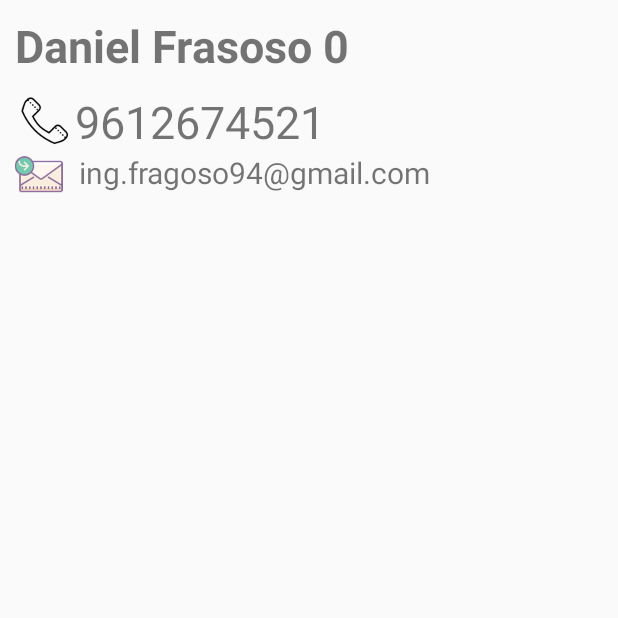
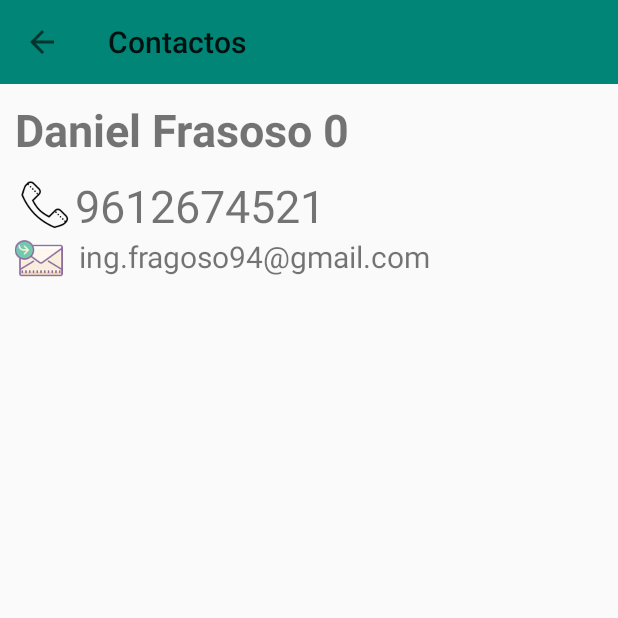
Before and after one commit to fragoso94/Contactos, an Android app: the screen it shows after launch (DetalleContacto), after a tap on an icon or button, on a phone screen of 412 x 824 dp, the top half of it. Run offline under Robolectric (Android 15) with nearby library versions, the light colour scheme and no system bars.

Commit message:
1. Se agrego el tolbar y el upButton en la activity de detalle

```diff
--- a/app/src/main/AndroidManifest.xml
+++ b/app/src/main/AndroidManifest.xml
@@ -18,7 +18,11 @@
                 <category android:name="android.intent.category.LAUNCHER" />
             </intent-filter>
         </activity>
-        <activity android:name=".DetalleContacto"></activity>
+        <activity android:name=".DetalleContacto">
+            <meta-data
+                android:name="android.support.PARENT_ACTIVITY"
+                android:value=".MainActivity" />
+        </activity>
     </application>
 
 </manifest>
--- a/app/src/main/java/com/example/bacha/contactos/DetalleContacto.java
+++ b/app/src/main/java/com/example/bacha/contactos/DetalleContacto.java
@@ -7,8 +7,10 @@ import android.net.Uri;
 import android.os.Build;
 import android.support.annotation.NonNull;
 import android.support.v4.app.ActivityCompat;
+import android.support.v7.app.ActionBar;
 import android.support.v7.app.AppCompatActivity;
 import android.os.Bundle;
+import android.support.v7.widget.Toolbar;
 import android.view.KeyEvent;
 import android.view.View;
 import android.widget.TextView;
@@ -34,7 +36,18 @@ public class DetalleContacto extends AppCompatActivity {
         tvNombre.setText(nombre);
         tvTelefono.setText(telefono);
         tvEmail.setText(correo);
+
+        Toolbar toolbar = (Toolbar) findViewById(R.id.toolbar);
+        setSupportActionBar(toolbar);
+        try {
+            getSupportActionBar().setDisplayHomeAsUpEnabled(true);
+        }
+        catch (Exception e){
+            e.getMessage();
+        }
+
     }
+
 
     public void llamar(View view) {
         String telefono = tvTelefono.getText().toString();
--- a/app/src/main/java/com/example/bacha/contactos/fragments/Perfil.java
+++ b/app/src/main/java/com/example/bacha/contactos/fragments/Perfil.java
@@ -3,6 +3,7 @@ package com.example.bacha.contactos.fragments;
 
 import android.os.Bundle;
 import android.support.v4.app.Fragment;
+import android.support.v4.app.FragmentManager;
 import android.view.LayoutInflater;
 import android.view.View;
 import android.view.ViewGroup;
@@ -26,6 +27,9 @@ public class Perfil extends Fragment {
                              Bundle savedInstanceState) {
         // Inflate the layout for this fragment
         return inflater.inflate(R.layout.fragment_perfil, container, false);
+
     }
 
+
+
 }
--- a/app/src/main/res/layout/activity_detalle_contacto.xml
+++ b/app/src/main/res/layout/activity_detalle_contacto.xml
@@ -5,9 +5,17 @@
     android:layout_width="match_parent"
     android:layout_height="match_parent"
     android:orientation="vertical"
-    android:padding="10dp"
     tools:context=".DetalleContacto">
 
+    <include layout="@layout/toolbar"
+        android:id="@+id/toolbar">
+    </include>
+
+    <LinearLayout
+        android:orientation="vertical"
+        android:layout_width="match_parent"
+        android:layout_height="match_parent"
+        android:padding="10dp">
         <TextView
             android:id="@+id/tv_nombre"
             android:layout_width="wrap_content"
@@ -56,6 +64,8 @@
                 android:text="@string/correo"
                 android:textSize="@dimen/phone_text"/>
         </LinearLayout>
+    </LinearLayout>
+
 
 
 </LinearLayout>
--- /dev/null
+++ b/app/src/main/res/layout/toolbar.xml
@@ -0,0 +1,9 @@
+<?xml version="1.0" encoding="utf-8"?>
+<android.support.v7.widget.Toolbar xmlns:android="http://schemas.android.com/apk/res/android"
+    xmlns:app="http://schemas.android.com/apk/res-auto"
+    android:layout_width="match_parent"
+    android:layout_height="wrap_content"
+    android:minHeight="?attr/actionBarSize"
+    android:background="?attr/colorPrimary"
+    app:popupTheme="@style/ThemeOverlay.AppCompat.Light">
+</android.support.v7.widget.Toolbar>
```
Lines whose indentation alone changed are shown as unchanged.
